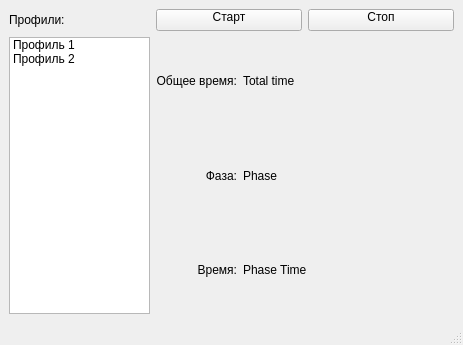
This is src/TrainerWindow/trainer.ui in dvarubla/breathe_trainer as Qt 5 draws it before an edit. The edited form follows.
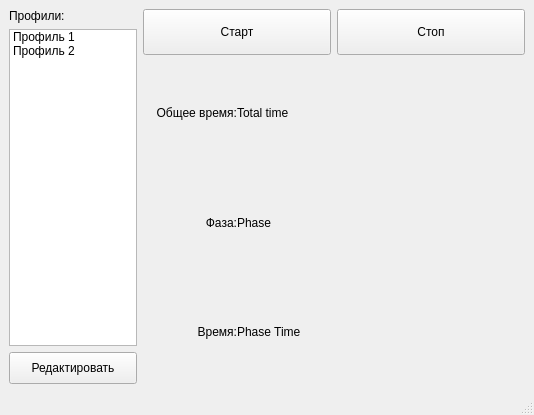
This is the edited form. Icons and pictures are not drawn. Custom widgets are drawn as their Qt base class.

Patch:
```diff
--- a/src/TrainerWindow/trainer.ui
+++ b/src/TrainerWindow/trainer.ui
@@ -6,8 +6,8 @@
    <rect>
     <x>0</x>
     <y>0</y>
-    <width>463</width>
-    <height>345</height>
+    <width>534</width>
+    <height>415</height>
    </rect>
   </property>
   <property name="windowTitle">
@@ -20,19 +20,20 @@
    <property name="autoFillBackground">
     <bool>false</bool>
    </property>
-   <layout class="QGridLayout" name="gridLayout_5" rowstretch="1,8" columnstretch="2,1,2">
-    <item row="1" column="1">
+   <layout class="QGridLayout" name="gridLayout_4" columnstretch="1,3">
+    <item row="0" column="1">
+     <layout class="QGridLayout" name="gridLayout_3" rowstretch="1,7">
+      <property name="rightMargin">
+       <number>0</number>
+      </property>
+      <property name="bottomMargin">
+       <number>0</number>
+      </property>
+      <item row="1" column="0">
      <layout class="QGridLayout" name="gridLayout">
-      <item row="0" column="0">
-       <widget class="QLabel" name="label_3">
-        <property name="text">
-         <string>Общее время:</string>
+        <property name="horizontalSpacing">
+         <number>0</number>
         </property>
-        <property name="alignment">
-         <set>Qt::AlignRight|Qt::AlignTrailing|Qt::AlignVCenter</set>
-        </property>
-       </widget>
-      </item>
       <item row="1" column="1">
        <widget class="QLabel" name="phase">
         <property name="text">
@@ -47,16 +48,6 @@
         </property>
        </widget>
       </item>
-      <item row="2" column="0">
-       <widget class="QLabel" name="label">
-        <property name="text">
-         <string>Время:</string>
-        </property>
-        <property name="alignment">
-         <set>Qt::AlignRight|Qt::AlignTrailing|Qt::AlignVCenter</set>
-        </property>
-       </widget>
-      </item>
       <item row="1" column="0">
        <widget class="QLabel" name="label_2">
         <property name="text">
@@ -74,14 +65,50 @@
         </property>
        </widget>
       </item>
-     </layout>
-    </item>
-    <item row="0" column="1" colspan="2">
+        <item row="0" column="0">
+         <widget class="QLabel" name="label_3">
+          <property name="text">
+           <string>Общее время:</string>
+          </property>
+          <property name="alignment">
+           <set>Qt::AlignRight|Qt::AlignTrailing|Qt::AlignVCenter</set>
+          </property>
+         </widget>
+        </item>
+        <item row="2" column="0">
+         <widget class="QLabel" name="label">
+          <property name="text">
+           <string>Время:</string>
+          </property>
+          <property name="alignment">
+           <set>Qt::AlignRight|Qt::AlignTrailing|Qt::AlignVCenter</set>
+          </property>
+         </widget>
+        </item>
+       </layout>
+      </item>
+      <item row="1" column="1">
+       <widget class="breathe_trainer::TimeMeter" name="timeMeter" native="true">
+        <property name="minimumSize">
+         <size>
+          <width>40</width>
+          <height>40</height>
+         </size>
+        </property>
+       </widget>
+      </item>
+      <item row="0" column="0" colspan="2">
      <layout class="QHBoxLayout" name="horizontalLayout">
       <item>
        <widget class="QPushButton" name="startButton">
+          <property name="sizePolicy">
+           <sizepolicy hsizetype="Minimum" vsizetype="Minimum">
+            <horstretch>0</horstretch>
+            <verstretch>0</verstretch>
+           </sizepolicy>
+          </property>
         <property name="styleSheet">
-         <string notr="true">text-align:top center;</string>
+           <string notr="true">text-align: center;</string>
         </property>
         <property name="text">
          <string>Старт</string>
@@ -90,6 +117,12 @@
          <iconset resource="../../res/resources.qrc">
           <normaloff>:/images/play_button.svg</normaloff>:/images/play_button.svg</iconset>
         </property>
+          <property name="iconSize">
+           <size>
+            <width>16</width>
+            <height>16</height>
+           </size>
+          </property>
         <property name="flat">
          <bool>false</bool>
         </property>
@@ -97,8 +130,14 @@
       </item>
       <item>
        <widget class="QPushButton" name="stopButton">
+          <property name="sizePolicy">
+           <sizepolicy hsizetype="Minimum" vsizetype="Minimum">
+            <horstretch>0</horstretch>
+            <verstretch>0</verstretch>
+           </sizepolicy>
+          </property>
         <property name="styleSheet">
-         <string notr="true">text-align:top center;</string>
+           <string notr="true">text-align: center;</string>
         </property>
         <property name="text">
          <string>Стоп</string>
@@ -107,13 +146,21 @@
          <iconset resource="../../res/resources.qrc">
           <normaloff>:/images/stop_button.svg</normaloff>:/images/stop_button.svg</iconset>
         </property>
+          <property name="iconSize">
+           <size>
+            <width>16</width>
+            <height>16</height>
+           </size>
+          </property>
        </widget>
       </item>
      </layout>
     </item>
-    <item row="1" column="0">
-     <layout class="QGridLayout" name="gridLayout_2">
+     </layout>
+    </item>
       <item row="0" column="0">
+     <layout class="QGridLayout" name="gridLayout_2" rowstretch="0,10,1">
+      <item row="1" column="0">
        <widget class="QListWidget" name="profilesList">
         <property name="spacing">
          <number>2</number>
@@ -130,18 +177,31 @@
         </item>
        </widget>
       </item>
-     </layout>
-    </item>
-    <item row="1" column="2">
-     <widget class="breathe_trainer::TimeMeter" name="timeMeter" native="true"/>
-    </item>
     <item row="0" column="0">
      <widget class="QLabel" name="label_4">
+        <property name="styleSheet">
+         <string notr="true">f</string>
+        </property>
       <property name="text">
        <string>Профили:</string>
       </property>
      </widget>
     </item>
+      <item row="2" column="0">
+       <widget class="QPushButton" name="editButton">
+        <property name="sizePolicy">
+         <sizepolicy hsizetype="Minimum" vsizetype="Minimum">
+          <horstretch>0</horstretch>
+          <verstretch>0</verstretch>
+         </sizepolicy>
+        </property>
+        <property name="text">
+         <string>Редактировать</string>
+        </property>
+       </widget>
+      </item>
+     </layout>
+    </item>
    </layout>
   </widget>
   <widget class="QMenuBar" name="menubar">
@@ -149,7 +209,7 @@
     <rect>
      <x>0</x>
      <y>0</y>
-     <width>463</width>
+     <width>534</width>
      <height>20</height>
     </rect>
    </property>
```
Lines whose indentation alone changed are shown as unchanged.
